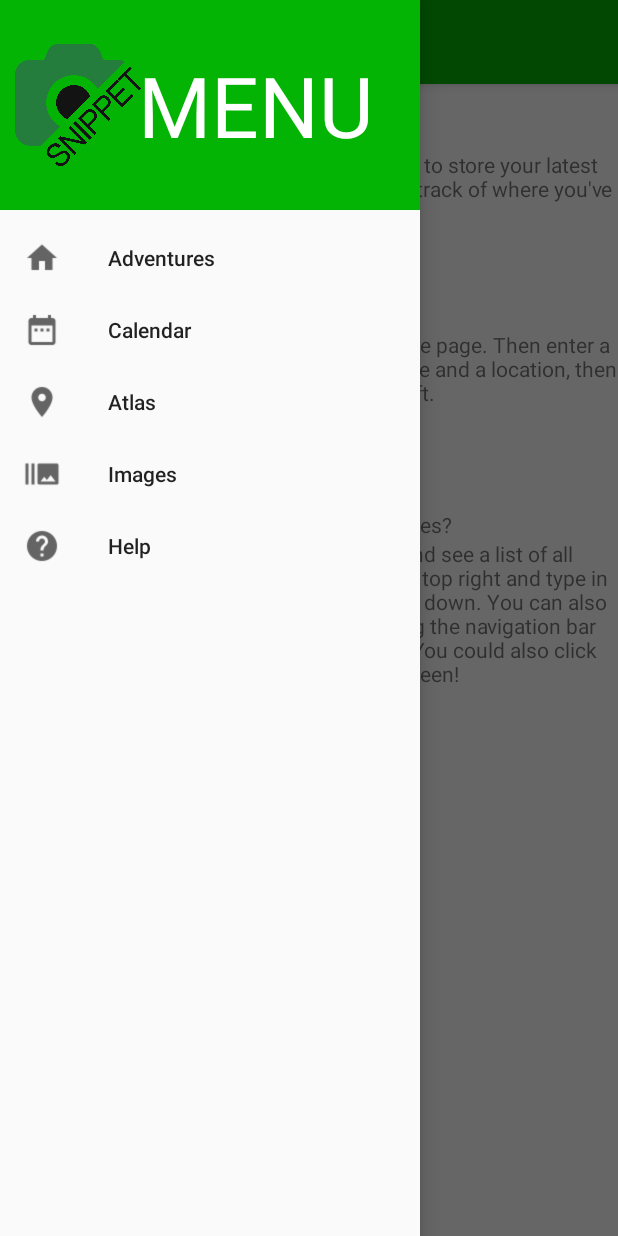
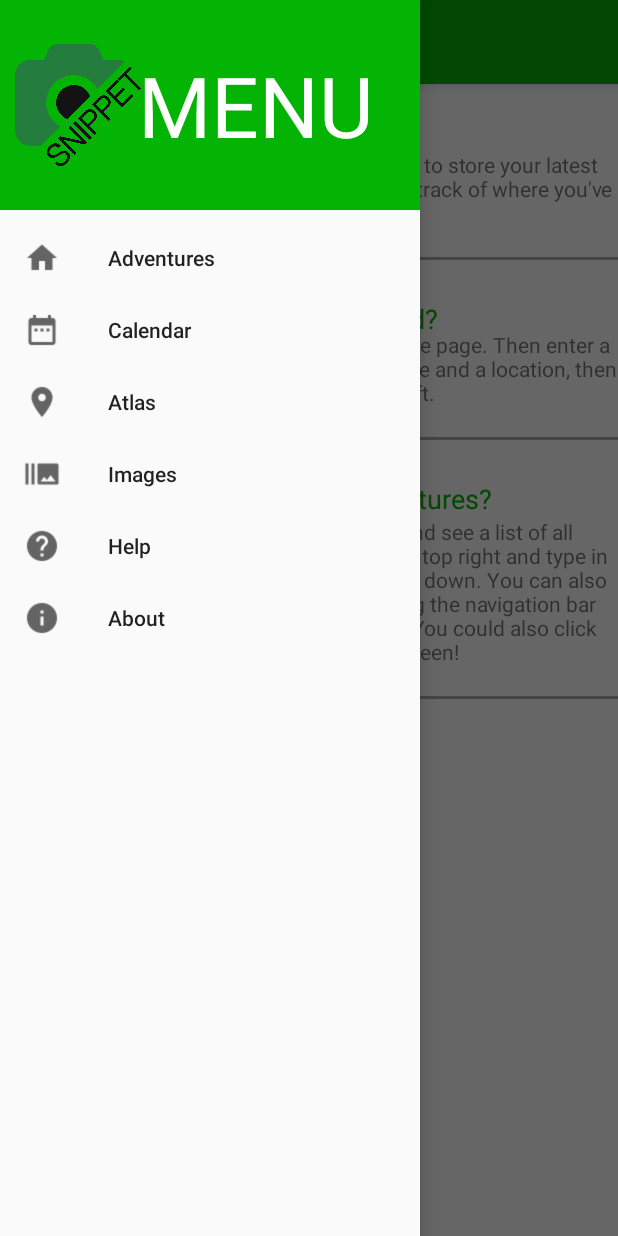
Before and after one commit to JamesStudd/Scrapbook-Public, an Android app: the HelpPage screen opened directly, with no data from a screen before it, with the side drawer open, on a phone screen of 412 x 824 dp. Run offline under Robolectric (Android 15) with nearby library versions, the phone set to English and light mode, and no system bars.

Commit message:
Changed the help page, looks cleaner

```diff
--- a/app/src/main/res/layout/activity_help_page.xml
+++ b/app/src/main/res/layout/activity_help_page.xml
@@ -31,6 +31,8 @@
             android:id="@+id/textView2"
             android:gravity="center"
             android:layout_marginTop="80dp"
+            android:textAppearance="?android:attr/textAppearanceMedium"
+            android:textColor="#04B404"
             android:layout_centerHorizontal="true" />
 
         <TextView
@@ -41,6 +43,25 @@
             android:layout_marginTop="100dp"
             android:gravity="center" />
 
+        <View
+            android:layout_width="match_parent"
+            android:layout_height="2dp"
+            android:background="@android:color/darker_gray"
+            android:layout_below="@id/textView3"
+            android:layout_marginTop="20dp"/>
+
+
+        <TextView
+            android:text="How do I get started?"
+            android:layout_width="wrap_content"
+            android:layout_height="wrap_content"
+            android:layout_marginTop="200dp"
+            android:gravity="center"
+            android:id="@+id/textView4"
+            android:textAppearance="?android:attr/textAppearanceMedium"
+            android:textColor="#04B404"
+            android:layout_centerHorizontal="true" />
+
         <TextView
             android:text="To get started, click the + button on the home page. Then enter a note to describe your adventure, add an image and a location, then click the tick in the top left."
             android:layout_width="wrap_content"
@@ -49,14 +70,14 @@
             android:layout_marginTop="220dp"
             android:id="@+id/textView5" />
 
-        <TextView
-            android:text="How do I get started?"
-            android:layout_width="wrap_content"
-            android:layout_height="wrap_content"
-            android:layout_marginTop="200dp"
-            android:gravity="center"
-            android:id="@+id/textView4"
-            android:layout_centerHorizontal="true" />
+
+        <View
+            android:layout_width="match_parent"
+            android:layout_height="2dp"
+            android:background="@android:color/darker_gray"
+            android:layout_below="@id/textView5"
+            android:layout_marginTop="20dp"/>
+
 
         <TextView
             android:text="How do I view the adventures?"
@@ -65,7 +86,9 @@
             android:gravity="center"
             android:id="@+id/textView6"
             android:layout_centerHorizontal="true"
-            android:layout_marginTop="340dp" />
+            android:textAppearance="?android:attr/textAppearanceMedium"
+            android:textColor="#04B404"
+            android:layout_marginTop="320dp" />
 
         <TextView
             android:text="You can either stay on the home page and see a list of all adventures, or click the search button at the top right and type in some search criteria to narrow the selection down. You can also view all of the adventure images by clicking the navigation bar menu at the top left and clicking 'images'. You could also click 'Atlas' to see where you've been!"
@@ -77,18 +100,23 @@
             android:layout_alignParentLeft="true"
             android:layout_alignParentStart="true" />
 
+        <View
+            android:layout_width="match_parent"
+            android:layout_height="2dp"
+            android:background="@android:color/darker_gray"
+            android:layout_below="@id/textView7"
+            android:layout_marginTop="20dp"/>
+
 
     </RelativeLayout>
 
     <android.support.design.widget.NavigationView
+        android:id="@+id/nv4"
         android:layout_width="wrap_content"
         android:layout_height="match_parent"
-        android:id="@+id/nv4"
-        app:menu="@menu/navigation_menu"
         android:layout_gravity="start"
-        app:headerLayout="@layout/navigation_header">
-    </android.support.design.widget.NavigationView>
-
+        app:headerLayout="@layout/navigation_header"
+        app:menu="@menu/navigation_menu"></android.support.design.widget.NavigationView>
 
 
 
--- a/app/src/main/res/menu/navigation_menu.xml
+++ b/app/src/main/res/menu/navigation_menu.xml
@@ -21,4 +21,8 @@
         android:title="Help"
         android:icon="@drawable/ic_help_black_24dp"/>
 
+    <item android:id="@+id/nav_info"
+        android:title="About"
+        android:icon="@drawable/ic_info_black_24dp"/>
+
 </menu>
--- a/app/src/main/res/values/styles.xml
+++ b/app/src/main/res/values/styles.xml
@@ -12,4 +12,5 @@
     </style>
 
 
+
 </resources>
```
Also changed, not shown: app/src/main/res/drawable/ic_info_black_24dp.png (added).
